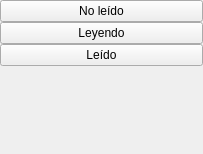
Above: bqLibrary/ui/LibraryBookListActions.ui from bq/cervantes before the change. Below: the same form after it.
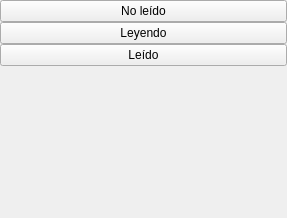
That is the form after the change.

The edit to the form file:
```diff
--- a/bqLibrary/ui/LibraryBookListActions.ui
+++ b/bqLibrary/ui/LibraryBookListActions.ui
@@ -6,8 +6,8 @@
    <rect>
     <x>0</x>
     <y>0</y>
-    <width>203</width>
-    <height>154</height>
+    <width>287</width>
+    <height>218</height>
    </rect>
   </property>
   <property name="sizePolicy">
@@ -18,8 +18,8 @@
   </property>
   <property name="maximumSize">
    <size>
-    <width>203</width>
-    <height>154</height>
+    <width>287</width>
+    <height>218</height>
    </size>
   </property>
   <property name="windowTitle">
@@ -84,8 +84,8 @@
      </property>
      <property name="sizeHint" stdset="0">
       <size>
-       <width>20</width>
-       <height>5</height>
+       <width>28</width>
+       <height>7</height>
       </size>
      </property>
     </spacer>
```
Left out of the diff: 10 changed lines with no effect on the pictures.
